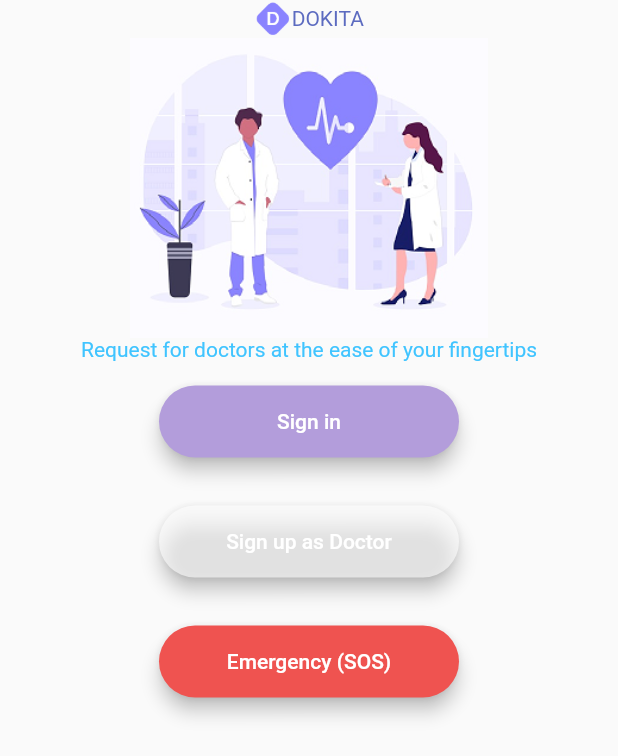
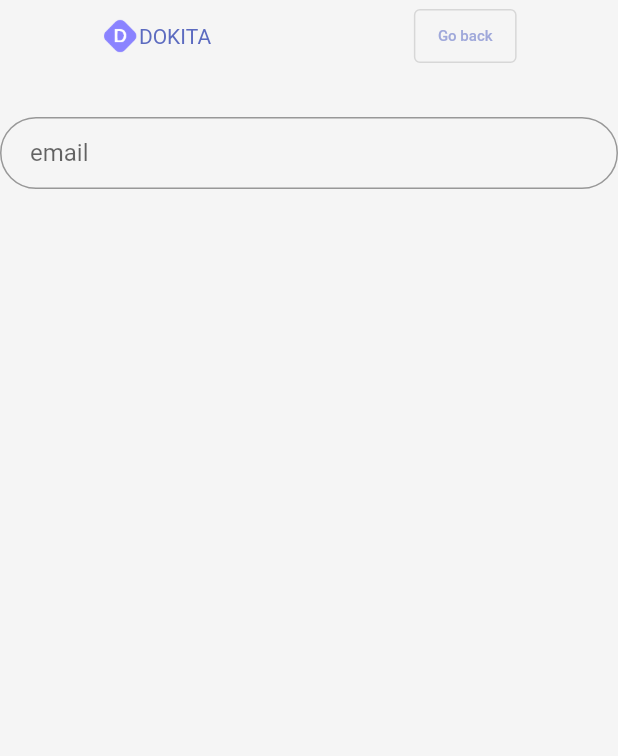
Before and after one commit to Larhwally/Mobile_dokita, a Flutter app: the screen it shows after launch, after a tap on "Sign in", on a phone screen of 412 x 824 dp. Shown: the top 756 px of the screen. Run offline on Flutter 3.47's test engine with Material 2 defaults, Android fonts, the phone set to English and light mode, and no system bars.

```diff
--- /dev/null
+++ b/lib/components/header.dart
@@ -0,0 +1,48 @@
+import 'package:flutter/cupertino.dart';
+import 'package:flutter/material.dart';
+
+class Header extends StatelessWidget {
+  Header({required this.linkText, required this.onPressed});
+
+  final String linkText;
+  final VoidCallback onPressed;
+
+  @override
+  Widget build(BuildContext context) {
+    return Column(
+      children: <Widget>[
+        Row(
+          mainAxisAlignment: MainAxisAlignment.spaceAround,
+          crossAxisAlignment: CrossAxisAlignment.center,
+          children: <Widget>[
+            Row(
+              children: <Widget>[
+                Container(
+                  child: Image.asset('images/logo.png'),
+                  height: 25.0,
+                ),
+                RichText(
+                  text: TextSpan(
+                    text: 'DOKITA',
+                    style: TextStyle(color: Colors.indigo.shade400),
+                  ),
+                ),
+              ],
+            ),
+            OutlinedButton(
+              onPressed: onPressed,
+              child: Text(
+                linkText,
+                style: TextStyle(color: Colors.indigo.shade200, fontSize: 10.0),
+                textAlign: TextAlign.right,
+              ),
+            ),
+          ],
+        ),
+        SizedBox(
+          height: 30.0,
+        )
+      ],
+    );
+  }
+}
--- a/lib/main.dart
+++ b/lib/main.dart
@@ -1,4 +1,5 @@
 import 'package:flutter/material.dart';
+import 'package:mobile_doctor/screens/signin_screen.dart';
 import 'package:mobile_doctor/screens/welcome_screen.dart';
 
 void main() {
@@ -15,6 +16,7 @@ class MobileDokita extends StatelessWidget {
         initialRoute: WelcomeScreen.id,
         routes: {
           WelcomeScreen.id: (context) => WelcomeScreen(),
+          SigninScreen.id: (context) => SigninScreen(),
         });
   }
 }
--- /dev/null
+++ b/lib/screens/signin_screen.dart
@@ -0,0 +1,51 @@
+import 'package:flutter/cupertino.dart';
+import 'package:flutter/material.dart';
+import 'package:mobile_doctor/components/header.dart';
+import 'package:mobile_doctor/screens/welcome_screen.dart';
+
+class SigninScreen extends StatefulWidget {
+  static const String id = 'signin_screen';
+
+  @override
+  _SigninScreen createState() => _SigninScreen();
+}
+
+class _SigninScreen extends State<SigninScreen> {
+  @override
+  Widget build(BuildContext context) {
+    return Scaffold(
+      backgroundColor: Colors.grey.shade100,
+      body: Container(
+        child: Padding(
+          padding: EdgeInsets.symmetric(),
+          child: Column(
+            children: <Widget>[
+              Header(
+                linkText: 'Go back',
+                onPressed: () {
+                  Navigator.pushNamed(context, WelcomeScreen.id);
+                },
+              ),
+              TextField(
+                onChanged: (value) {
+                  //DO something with the entererd value
+                },
+                decoration: InputDecoration(
+                  hintText: 'email',
+                  contentPadding: EdgeInsets.symmetric(
+                    vertical: 10.0,
+                    horizontal: 20.0,
+                  ),
+                  border: OutlineInputBorder(
+                    borderSide: BorderSide(color: Colors.blueGrey, width: 2.0),
+                    borderRadius: BorderRadius.all(Radius.circular(32.0)),
+                  ),
+                ),
+              )
+            ],
+          ),
+        ),
+      ),
+    );
+  }
+}
--- a/lib/screens/welcome_screen.dart
+++ b/lib/screens/welcome_screen.dart
@@ -1,5 +1,7 @@
 import 'package:flutter/material.dart';
+import 'package:mobile_doctor/components/header.dart';
 import 'package:mobile_doctor/components/rounded_button.dart';
+import 'package:mobile_doctor/screens/signin_screen.dart';
 
 class WelcomeScreen extends StatefulWidget {
   static const String id = 'welcome_screen';
@@ -11,26 +13,18 @@ class _WelcomeScreenState extends State<WelcomeScreen> {
   @override
   Widget build(BuildContext context) {
     return Scaffold(
-      body: Padding(
-        padding: EdgeInsets.symmetric(),
+      backgroundColor: Colors.grey.shade100,
+      body: Container(
+        child: Padding(
+          padding: EdgeInsets.symmetric(horizontal: 24.0),
           child: Center(
             child: Column(
               children: <Widget>[
-              Row(
-                mainAxisAlignment: MainAxisAlignment.center,
-                crossAxisAlignment: CrossAxisAlignment.center,
-                children: <Widget>[
-                  Container(
-                    child: Image.asset('images/logo.png'),
-                    height: 25.0,
-                  ),
-                  RichText(
-                    text: TextSpan(
-                      text: 'DOKITA',
-                      style: TextStyle(color: Colors.indigo.shade400),
-                    ),
-                  ),
-                ],
+                Header(
+                  linkText: 'Sign up',
+                  onPressed: () {
+                    //Do something here
+                  },
                 ),
                 Container(
                   child: Image.asset('images/banner.png'),
@@ -39,20 +33,28 @@ class _WelcomeScreenState extends State<WelcomeScreen> {
                 RichText(
                   text: TextSpan(
                     text: 'Request for doctors at the ease of your fingertips',
-                  style: TextStyle(color: Colors.lightBlueAccent),
+                    style: TextStyle(
+                        color: Colors.deepPurpleAccent.shade100,
+                        fontFamily: 'san Serif',
+                        fontSize: 10.0),
                   ),
+                ),
+                SizedBox(
+                  height: 48.0,
                 ),
                 RoundedButton(
                   title: 'Sign in',
-                colour: Colors.deepPurple.shade200,
+                  colour: Colors.indigo.shade200,
                   onPressed: () {
-                  //do some operations here
+                    Navigator.pushNamed(context, SigninScreen.id);
                   },
                 ),
                 RoundedButton(
                   title: 'Sign up as Doctor',
-                colour: Colors.white60,
-                onPressed: () {},
+                  colour: Colors.black12,
+                  onPressed: () {
+                    // Do something here
+                  },
                 ),
                 RoundedButton(
                   title: 'Emergency (SOS)',
@@ -63,6 +65,7 @@ class _WelcomeScreenState extends State<WelcomeScreen> {
             ),
           ),
         ),
+      ),
     );
   }
 }
```
Also changed, not shown: 5 other files. Lines whose indentation alone changed are shown as unchanged.
